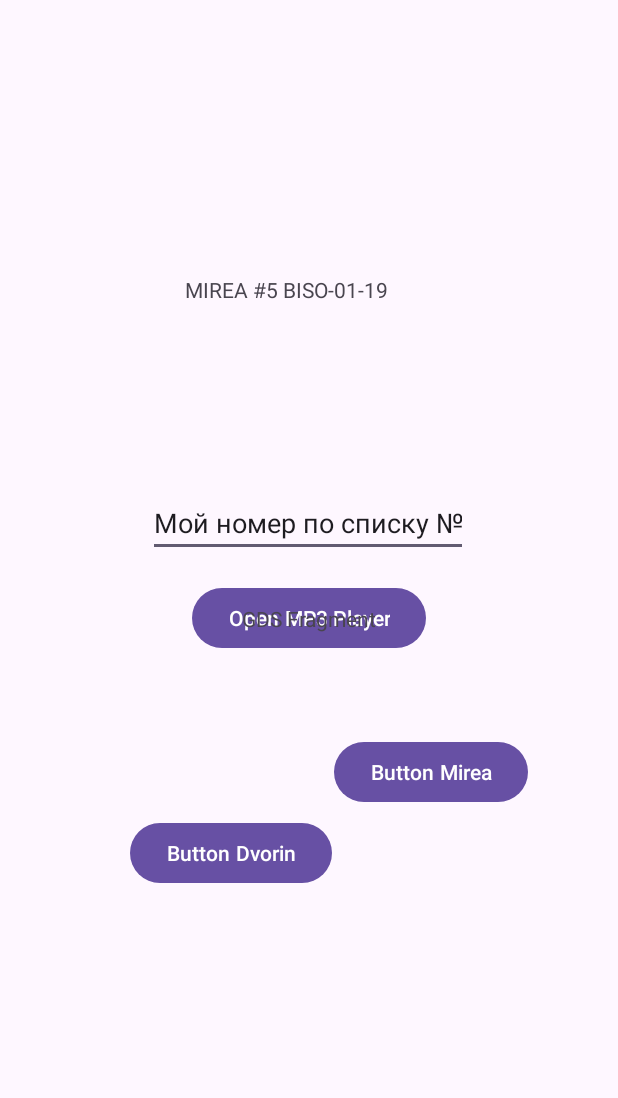
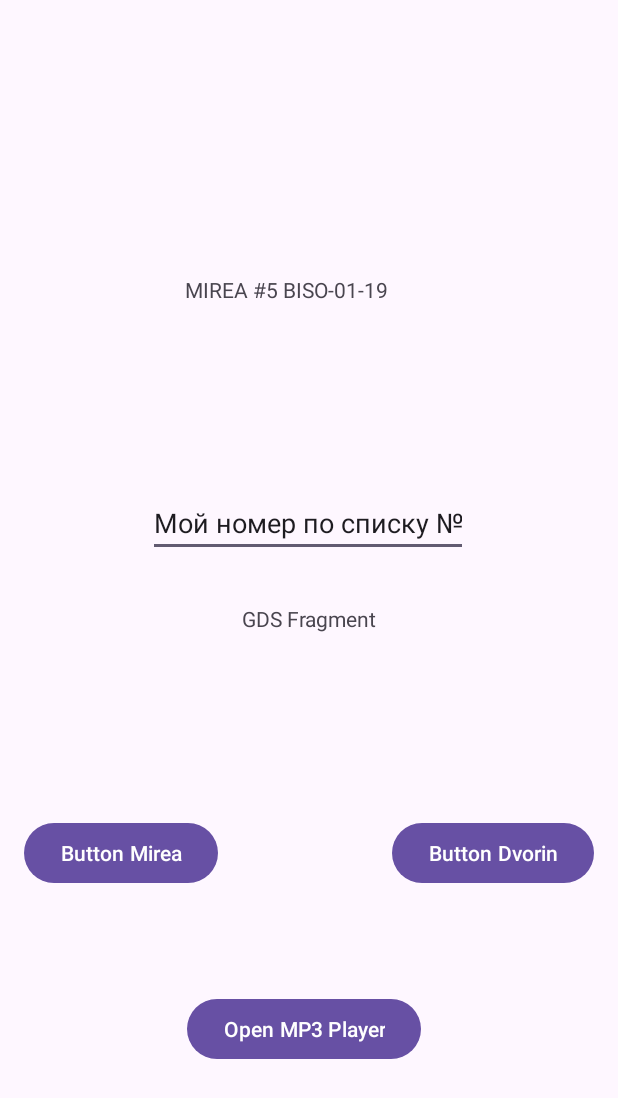
Before and after one commit to GDStanis/RMKABIAS, an Android app: the screen it shows after launch (MainActivity), on a phone screen of 412 x 824 dp. Shown: the top 1098 px of the screen. Run offline under Robolectric (Android 15) with nearby library versions, the phone set to English and light mode, and no system bars.

Commit message:
Player done

```diff
--- a/app/build.gradle.kts
+++ b/app/build.gradle.kts
@@ -34,6 +34,7 @@ android {
 
 dependencies {
 
+    implementation ("pl.droidsonroids.gif:android-gif-drawable:1.2.28")
     implementation(libs.appcompat)
     implementation(libs.material)
     implementation(libs.activity)
--- a/app/src/main/res/layout/activity_main.xml
+++ b/app/src/main/res/layout/activity_main.xml
@@ -6,6 +6,15 @@
     android:layout_width="match_parent"
     android:layout_height="match_parent"
     tools:context=".MainActivity">
+
+    <FrameLayout
+        android:id="@+id/fragment_layout"
+        android:layout_width="match_parent"
+        android:layout_height="match_parent"
+        tools:layout_editor_absoluteX="100dp"
+        tools:layout_editor_absoluteY="-65dp">
+
+    </FrameLayout>
 
     <TextView
         android:id="@+id/textViewMirea"
@@ -20,28 +29,28 @@
         app:layout_constraintVertical_bias="0.228" />
 
     <Button
+        android:id="@+id/buttonMirea"
+        android:layout_width="wrap_content"
+        android:layout_height="wrap_content"
+        android:text="Button Mirea"
+        app:layout_constraintBottom_toBottomOf="parent"
+        app:layout_constraintEnd_toEndOf="parent"
+        app:layout_constraintHorizontal_bias="0.056"
+        app:layout_constraintStart_toStartOf="parent"
+        app:layout_constraintTop_toTopOf="parent"
+        app:layout_constraintVertical_bias="0.702" />
+
+    <Button
         android:id="@+id/buttonDvorin"
         android:layout_width="wrap_content"
         android:layout_height="wrap_content"
         android:text="Button Dvorin"
         app:layout_constraintBottom_toBottomOf="parent"
         app:layout_constraintEnd_toEndOf="parent"
-        app:layout_constraintHorizontal_bias="0.312"
+        app:layout_constraintHorizontal_bias="0.942"
         app:layout_constraintStart_toStartOf="parent"
         app:layout_constraintTop_toTopOf="parent"
         app:layout_constraintVertical_bias="0.702" />
-
-    <Button
-        android:id="@+id/buttonMirea"
-        android:layout_width="wrap_content"
-        android:layout_height="wrap_content"
-        android:text="Button Mirea"
-        app:layout_constraintBottom_toBottomOf="parent"
-        app:layout_constraintEnd_toEndOf="parent"
-        app:layout_constraintHorizontal_bias="0.787"
-        app:layout_constraintStart_toStartOf="parent"
-        app:layout_constraintTop_toTopOf="parent"
-        app:layout_constraintVertical_bias="0.632" />
 
     <EditText
         android:id="@+id/editTextMirea"
@@ -64,16 +73,9 @@
         android:text="Open MP3 Player"
         app:layout_constraintBottom_toBottomOf="parent"
         app:layout_constraintEnd_toEndOf="parent"
+        app:layout_constraintHorizontal_bias="0.486"
         app:layout_constraintStart_toStartOf="parent"
-        app:layout_constraintTop_toTopOf="parent" />
-
-    <FrameLayout
-        android:id="@+id/fragment_layout"
-        android:layout_width="match_parent"
-        android:layout_height="match_parent"
-        tools:layout_editor_absoluteX="0dp"
-        tools:layout_editor_absoluteY="16dp" >
-
-    </FrameLayout>
+        app:layout_constraintTop_toTopOf="parent"
+        app:layout_constraintVertical_bias="0.853" />
 
 </androidx.constraintlayout.widget.ConstraintLayout>
```
Also changed, not shown: app/src/main/java/ru/mirea/dvorings/Lesson4/MP3Activity.java (+9 -5 lines), app/src/main/res/layout-land/activity_mp3.xml (+54 -18 lines), app/src/main/res/layout/activity_mp3.xml (+25 -13 lines).
